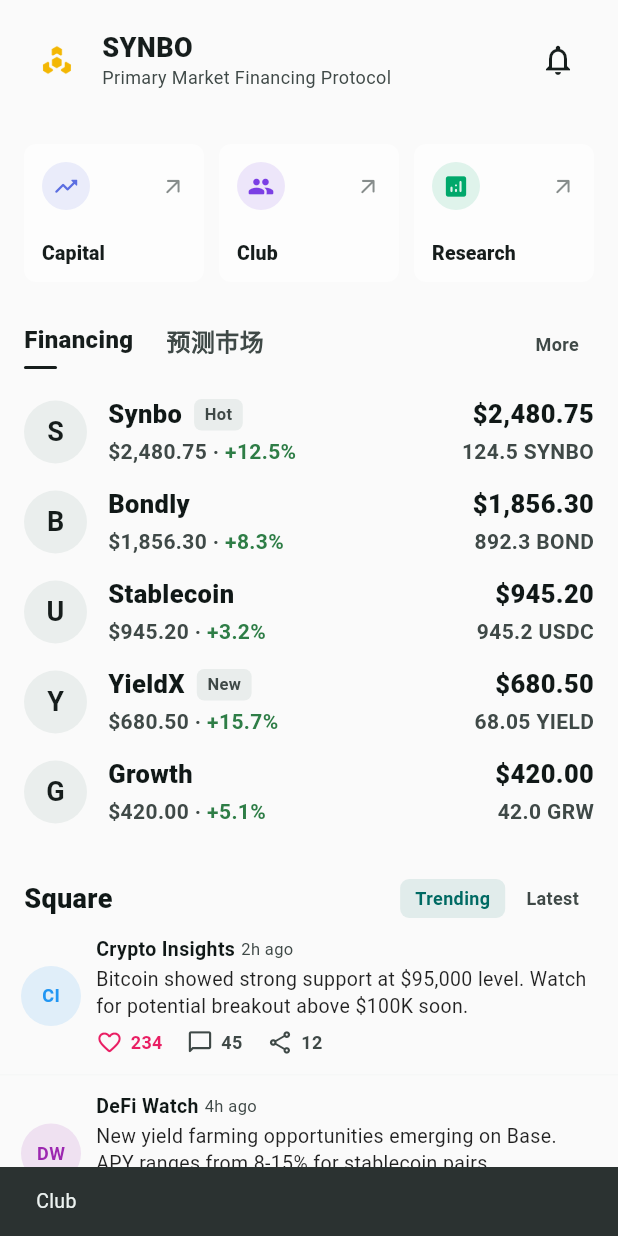
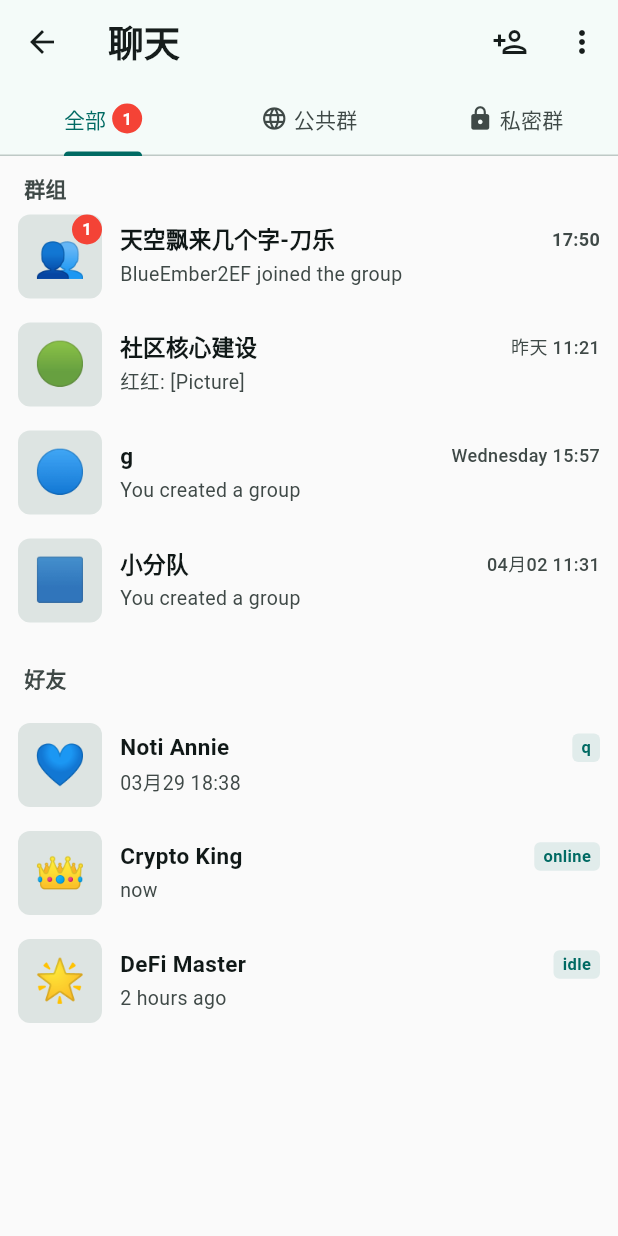
Before and after one commit to SynboTech/synbo-wallet, a Flutter app: the HomePage screen opened directly, after a tap on "Club", on a phone screen of 412 x 824 dp. Run offline on Flutter 3.47's test engine with Material 3 defaults, Android fonts, the light colour scheme and no system bars; our stand-ins replace flutter_secure_storage, local_auth; missing offline and left inert: bip32, bip39, web3dart; accounts and stored records are empty; statements that could not run were skipped.

Commit message:
feat: create Club page with groups and friends list

```diff
--- a/lib/app/routes/app_router.dart
+++ b/lib/app/routes/app_router.dart
@@ -1,6 +1,7 @@
 import 'package:flutter/material.dart';
 
 import '../../features/home/pages/capital_page.dart';
+import '../../features/home/pages/club_page.dart';
 import '../../features/home/models/square_models.dart';
 import '../../features/home/pages/portfolio_detail_page.dart';
 import '../../features/home/pages/square_post_detail_page.dart';
@@ -14,6 +15,7 @@ import '../../features/me/pages/wallet_management_page.dart';
 
 abstract final class AppRouteNames {
   static const capital = '/capital';
+  static const club = '/club';
   static const portfolioDetail = '/portfolio/detail';
   static const squarePostDetail = '/square/post';
   static const walletManagement = '/me/wallets';
@@ -29,6 +31,7 @@ class AppRouter {
   static Route<dynamic>? onGenerateRoute(RouteSettings settings) {
     return switch (settings.name) {
       AppRouteNames.capital => _route(const CapitalPage()),
+      AppRouteNames.club => _route(const ClubPage()),
       AppRouteNames.portfolioDetail => _route(
         _buildPortfolioDetailPage(settings.arguments as Map<String, dynamic>),
       ),
--- /dev/null
+++ b/lib/features/home/pages/club_page.dart
@@ -0,0 +1,468 @@
+import 'package:flutter/material.dart';
+
+/// 社群页面 — 群组和好友列表
+class ClubPage extends StatefulWidget {
+  const ClubPage({super.key});
+
+  @override
+  State<ClubPage> createState() => _ClubPageState();
+}
+
+class _ClubPageState extends State<ClubPage>
+    with SingleTickerProviderStateMixin {
+  late TabController _tabController;
+  int _tabIndex = 0;
+
+  final _clubs = [
+    _ClubItem(
+      name: '天空飘来几个字-刀乐',
+      avatar: '👥',
+      lastMessage: 'BlueEmber2EF joined the group',
+      timestamp: '17:50',
+      unreadCount: 1,
+      isPublic: true,
+    ),
+    _ClubItem(
+      name: '社区核心建设',
+      avatar: '🟢',
+      lastMessage: '红红: [Picture]',
+      timestamp: '昨天 11:21',
+      unreadCount: 0,
+      isPublic: true,
+    ),
+    _ClubItem(
+      name: 'g',
+      avatar: '🔵',
+      lastMessage: 'You created a group',
+      timestamp: 'Wednesday 15:57',
+      unreadCount: 0,
+      isPublic: false,
+    ),
+    _ClubItem(
+      name: '小分队',
+      avatar: '🟦',
+      lastMessage: 'You created a group',
+      timestamp: '04月02 11:31',
+      unreadCount: 0,
+      isPublic: false,
+    ),
+  ];
+
+  final _friends = [
+    _FriendItem(
+      name: 'Noti Annie',
+      avatar: '💙',
+      status: 'q',
+      lastSeen: '03月29 18:38',
+    ),
+    _FriendItem(
+      name: 'Crypto King',
+      avatar: '👑',
+      status: 'online',
+      lastSeen: 'now',
+    ),
+    _FriendItem(
+      name: 'DeFi Master',
+      avatar: '🌟',
+      status: 'idle',
+      lastSeen: '2 hours ago',
+    ),
+  ];
+
+  @override
+  void initState() {
+    super.initState();
+    _tabController = TabController(length: 3, vsync: this);
+    _tabController.addListener(() {
+      setState(() => _tabIndex = _tabController.index);
+    });
+  }
+
+  @override
+  void dispose() {
+    _tabController.dispose();
+    super.dispose();
+  }
+
+  @override
+  Widget build(BuildContext context) {
+    final colorScheme = Theme.of(context).colorScheme;
+    final isDark = Theme.of(context).brightness == Brightness.dark;
+
+    return Scaffold(
+      backgroundColor: isDark ? Colors.black : Colors.grey[50],
+      appBar: AppBar(
+        backgroundColor: colorScheme.surface,
+        elevation: 0,
+        title: const Text(
+          '聊天',
+          style: TextStyle(fontSize: 24, fontWeight: FontWeight.w900),
+        ),
+        actions: [
+          IconButton(
+            icon: const Icon(Icons.person_add_outlined),
+            onPressed: () {},
+            tooltip: 'Add contact',
+          ),
+          IconButton(
+            icon: const Icon(Icons.more_vert_rounded),
+            onPressed: () {},
+            tooltip: 'More options',
+          ),
+        ],
+        bottom: TabBar(
+          controller: _tabController,
+          tabs: [
+            Tab(
+              child: Row(
+                mainAxisSize: MainAxisSize.min,
+                children: [
+                  const Text('全部'),
+                  if (_tabIndex == 0)
+                    Container(
+                      margin: const EdgeInsets.only(left: 4),
+                      width: 20,
+                      height: 20,
+                      decoration: BoxDecoration(
+                        color: Colors.red,
+                        shape: BoxShape.circle,
+                      ),
+                      child: const Center(
+                        child: Text(
+                          '1',
+                          style: TextStyle(
+                            color: Colors.white,
+                            fontSize: 11,
+                            fontWeight: FontWeight.bold,
+                          ),
+                        ),
+                      ),
+                    ),
+                ],
+              ),
+            ),
+            const Tab(
+              child: Row(
+                mainAxisSize: MainAxisSize.min,
+                children: [
+                  Icon(Icons.language_rounded, size: 18),
+                  SizedBox(width: 4),
+                  Text('公共群'),
+                ],
+              ),
+            ),
+            const Tab(
+              child: Row(
+                mainAxisSize: MainAxisSize.min,
+                children: [
+                  Icon(Icons.lock_rounded, size: 18),
+                  SizedBox(width: 4),
+                  Text('私密群'),
+                ],
+              ),
+            ),
+          ],
+        ),
+      ),
+      body: TabBarView(
+        controller: _tabController,
+        children: [
+          // 全部
+          _buildAllTab(colorScheme, isDark),
+          // 公共群
+          _buildPublicClubsTab(colorScheme, isDark),
+          // 私密群
+          _buildPrivateClubsTab(colorScheme, isDark),
+        ],
+      ),
+    );
+  }
+
+  Widget _buildAllTab(ColorScheme colorScheme, bool isDark) {
+    return CustomScrollView(
+      slivers: [
+        SliverToBoxAdapter(
+          child: Padding(
+            padding: const EdgeInsets.fromLTRB(16, 12, 16, 0),
+            child: Text(
+              '群组',
+              style: TextStyle(
+                fontSize: 14,
+                fontWeight: FontWeight.w700,
+                color: colorScheme.onSurfaceVariant,
+              ),
+            ),
+          ),
+        ),
+        SliverList(
+          delegate: SliverChildBuilderDelegate(
+            (context, index) =>
+                _buildClubItem(_clubs[index], colorScheme, isDark),
+            childCount: _clubs.length,
+          ),
+        ),
+        SliverToBoxAdapter(
+          child: Padding(
+            padding: const EdgeInsets.fromLTRB(16, 20, 16, 12),
+            child: Text(
+              '好友',
+              style: TextStyle(
+                fontSize: 14,
+                fontWeight: FontWeight.w700,
+                color: colorScheme.onSurfaceVariant,
+              ),
+            ),
+          ),
+        ),
+        SliverList(
+          delegate: SliverChildBuilderDelegate(
+            (context, index) =>
+                _buildFriendItem(_friends[index], colorScheme, isDark),
+            childCount: _friends.length,
+          ),
+        ),
+      ],
+    );
+  }
+
+  Widget _buildPublicClubsTab(ColorScheme colorScheme, bool isDark) {
+    final publicClubs = _clubs.where((c) => c.isPublic).toList();
+    return ListView.builder(
+      padding: const EdgeInsets.all(8),
+      itemCount: publicClubs.length,
+      itemBuilder: (context, index) =>
+          _buildClubItem(publicClubs[index], colorScheme, isDark),
+    );
+  }
+
+  Widget _buildPrivateClubsTab(ColorScheme colorScheme, bool isDark) {
+    final privateClubs = _clubs.where((c) => !c.isPublic).toList();
+    return ListView.builder(
+      padding: const EdgeInsets.all(8),
+      itemCount: privateClubs.length,
+      itemBuilder: (context, index) =>
+          _buildClubItem(privateClubs[index], colorScheme, isDark),
+    );
+  }
+
+  Widget _buildClubItem(_ClubItem club, ColorScheme colorScheme, bool isDark) {
+    return Material(
+      color: Colors.transparent,
+      child: InkWell(
+        onTap: () {},
+        child: Padding(
+          padding: const EdgeInsets.symmetric(horizontal: 12, vertical: 8),
+          child: Row(
+            children: [
+              Stack(
+                children: [
+                  Container(
+                    width: 56,
+                    height: 56,
+                    decoration: BoxDecoration(
+                      color: colorScheme.surfaceContainerHighest,
+                      borderRadius: BorderRadius.circular(8),
+                    ),
+                    child: Center(
+                      child: Text(
+                        club.avatar,
+                        style: const TextStyle(fontSize: 28),
+                      ),
+                    ),
+                  ),
+                  if (club.unreadCount > 0)
+                    Positioned(
+                      right: 0,
+                      top: 0,
+                      child: Container(
+                        width: 20,
+                        height: 20,
+                        decoration: BoxDecoration(
+                          color: Colors.red,
+                          shape: BoxShape.circle,
+                        ),
+                        child: Center(
+                          child: Text(
+                            club.unreadCount.toString(),
+                            style: const TextStyle(
+                              color: Colors.white,
+                              fontSize: 11,
+                              fontWeight: FontWeight.bold,
+                            ),
+                          ),
+                        ),
+                      ),
+                    ),
+                ],
+              ),
+              const SizedBox(width: 12),
+              Expanded(
+                child: Column(
+                  crossAxisAlignment: CrossAxisAlignment.start,
+                  mainAxisSize: MainAxisSize.min,
+                  children: [
+                    Row(
+                      mainAxisAlignment: MainAxisAlignment.spaceBetween,
+                      children: [
+                        Expanded(
+                          child: Text(
+                            club.name,
+                            maxLines: 1,
+                            overflow: TextOverflow.ellipsis,
+                            style: const TextStyle(
+                              fontSize: 15,
+                              fontWeight: FontWeight.w700,
+                            ),
+                          ),
+                        ),
+                        Text(
+                          club.timestamp,
+                          style: TextStyle(
+                            fontSize: 12,
+                            color: colorScheme.onSurfaceVariant,
+                            fontWeight: club.unreadCount > 0
+                                ? FontWeight.w700
+                                : FontWeight.w500,
+                          ),
+                        ),
+                      ],
+                    ),
+                    const SizedBox(height: 4),
+                    Text(
+                      club.lastMessage,
+                      maxLines: 1,
+                      overflow: TextOverflow.ellipsis,
+                      style: TextStyle(
+                        fontSize: 13,
+                        color: colorScheme.onSurfaceVariant,
+                      ),
+                    ),
+                  ],
+                ),
+              ),
+            ],
+          ),
+        ),
+      ),
+    );
+  }
+
+  Widget _buildFriendItem(
+    _FriendItem friend,
+    ColorScheme colorScheme,
+    bool isDark,
+  ) {
+    return Material(
+      color: Colors.transparent,
+      child: InkWell(
+        onTap: () {},
+        child: Padding(
+          padding: const EdgeInsets.symmetric(horizontal: 12, vertical: 8),
+          child: Row(
+            children: [
+              Container(
+                width: 56,
+                height: 56,
+                decoration: BoxDecoration(
+                  color: colorScheme.surfaceContainerHighest,
+                  borderRadius: BorderRadius.circular(8),
+                ),
+                child: Center(
+                  child: Text(
+                    friend.avatar,
+                    style: const TextStyle(fontSize: 28),
+                  ),
+                ),
+              ),
+              const SizedBox(width: 12),
+              Expanded(
+                child: Column(
+                  crossAxisAlignment: CrossAxisAlignment.start,
+                  mainAxisSize: MainAxisSize.min,
+                  children: [
+                    Row(
+                      mainAxisAlignment: MainAxisAlignment.spaceBetween,
+                      children: [
+                        Expanded(
+                          child: Text(
+                            friend.name,
+                            maxLines: 1,
+                            overflow: TextOverflow.ellipsis,
+                            style: const TextStyle(
+                              fontSize: 15,
+                              fontWeight: FontWeight.w700,
+                            ),
+                          ),
+                        ),
+                        Container(
+                          padding: const EdgeInsets.symmetric(
+                            horizontal: 6,
+                            vertical: 2,
+                          ),
+                          decoration: BoxDecoration(
+                            color: colorScheme.primary.withValues(alpha: 0.1),
+                            borderRadius: BorderRadius.circular(4),
+                          ),
+                          child: Text(
+                            friend.status,
+                            style: TextStyle(
+                              fontSize: 11,
+                              color: colorScheme.primary,
+                              fontWeight: FontWeight.w600,
+                            ),
+                          ),
+                        ),
+                      ],
+                    ),
+                    const SizedBox(height: 4),
+                    Text(
+                      friend.lastSeen,
+                      maxLines: 1,
+                      overflow: TextOverflow.ellipsis,
+                      style: TextStyle(
+                        fontSize: 13,
+                        color: colorScheme.onSurfaceVariant,
+                      ),
+                    ),
+                  ],
+                ),
+              ),
+            ],
+          ),
+        ),
+      ),
+    );
+  }
+}
+
+class _ClubItem {
+  final String name;
+  final String avatar;
+  final String lastMessage;
+  final String timestamp;
+  final int unreadCount;
+  final bool isPublic;
+
+  _ClubItem({
+    required this.name,
+    required this.avatar,
+    required this.lastMessage,
+    required this.timestamp,
+    required this.unreadCount,
+    required this.isPublic,
+  });
+}
+
+class _FriendItem {
+  final String name;
+  final String avatar;
+  final String status;
+  final String lastSeen;
+
+  _FriendItem({
+    required this.name,
+    required this.avatar,
+    required this.status,
+    required this.lastSeen,
+  });
+}
--- a/lib/features/home/pages/home_page.dart
+++ b/lib/features/home/pages/home_page.dart
@@ -1072,6 +1072,10 @@ void _showEcosystemPage(BuildContext context, String ecosystem) {
     Navigator.of(context).pushNamed(AppRouteNames.capital);
     return;
   }
+  if (ecosystem == 'Club') {
+    Navigator.of(context).pushNamed(AppRouteNames.club);
+    return;
+  }
   ScaffoldMessenger.of(
     context,
   ).showSnackBar(SnackBar(content: Text(ecosystem)));
```
Also changed, not shown: 31 other files.
